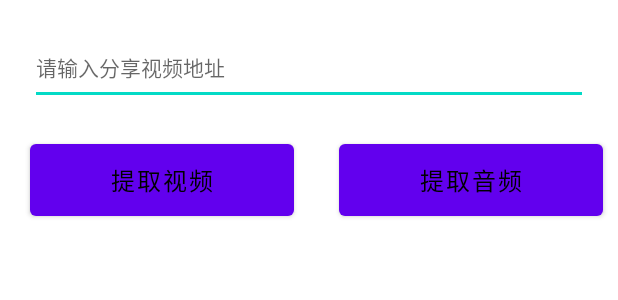
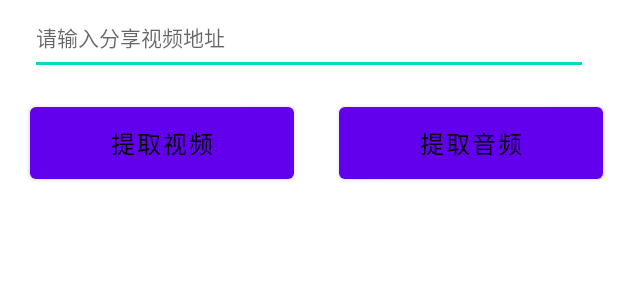
Before and after one commit to 874934733/vek-app, an Android app: the layout activity_home.xml on its own in the app's theme, with its tools: preview values and no code run, on a phone screen of 412 x 824 dp. Shown: the top 300 px of the screen. Run offline under Robolectric (Android 15) with nearby library versions, the phone set to English and light mode, and no system bars.

Commit message:
1.初始化项目

```diff
--- a/home/src/main/res/layout/activity_home.xml
+++ b/home/src/main/res/layout/activity_home.xml
@@ -13,7 +13,8 @@
             android:id="@+id/etUrl"
             android:layout_width="match_parent"
             android:layout_height="50dp"
-            android:layout_margin="20dp"
+            android:layout_marginStart="20dp"
+            android:layout_marginEnd="20dp"
             android:drawableEnd="@mipmap/delete"
             android:gravity="center_vertical"
             android:hint="请输入分享视频地址"
@@ -29,7 +30,7 @@
             android:layout_width="0dp"
             android:layout_height="60dp"
             android:layout_marginStart="20dp"
-            android:layout_marginTop="20dp"
+            android:layout_marginTop="15dp"
             android:layout_marginEnd="10dp"
             android:text="提取视频"
             android:textColor="@android:color/black"
@@ -44,7 +45,7 @@
             android:layout_width="0dp"
             android:layout_height="60dp"
             android:layout_marginStart="20dp"
-            android:layout_marginTop="20dp"
+            android:layout_marginTop="15dp"
             android:layout_marginEnd="10dp"
             android:text="提取音频"
             android:textColor="@android:color/black"
```
